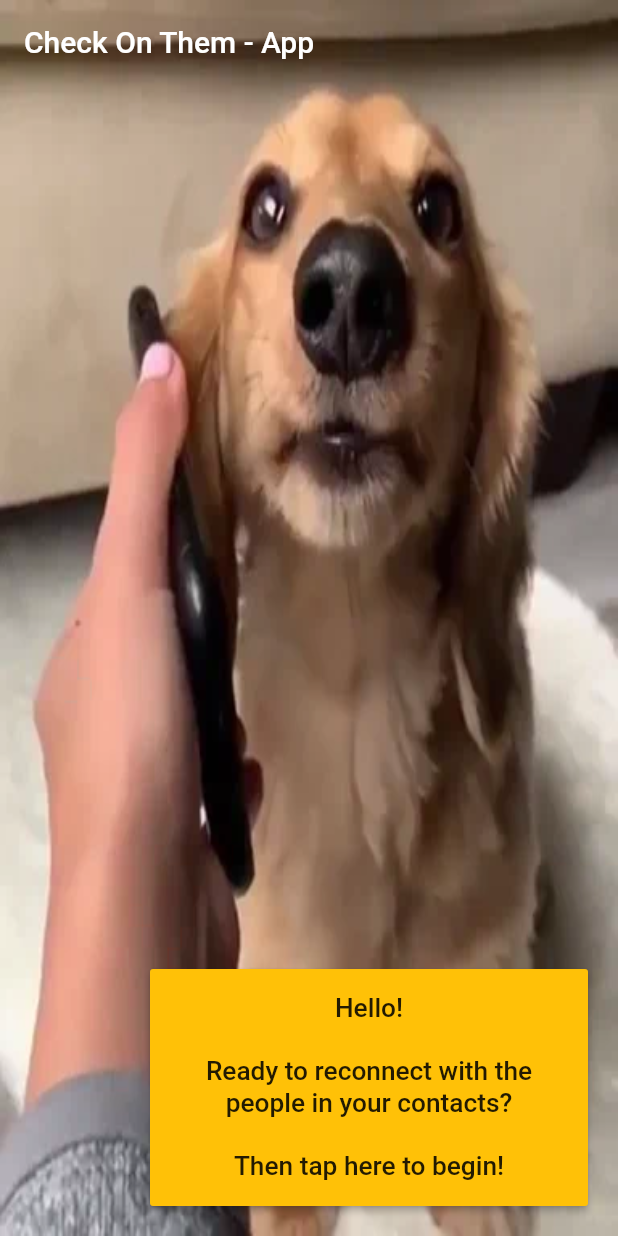
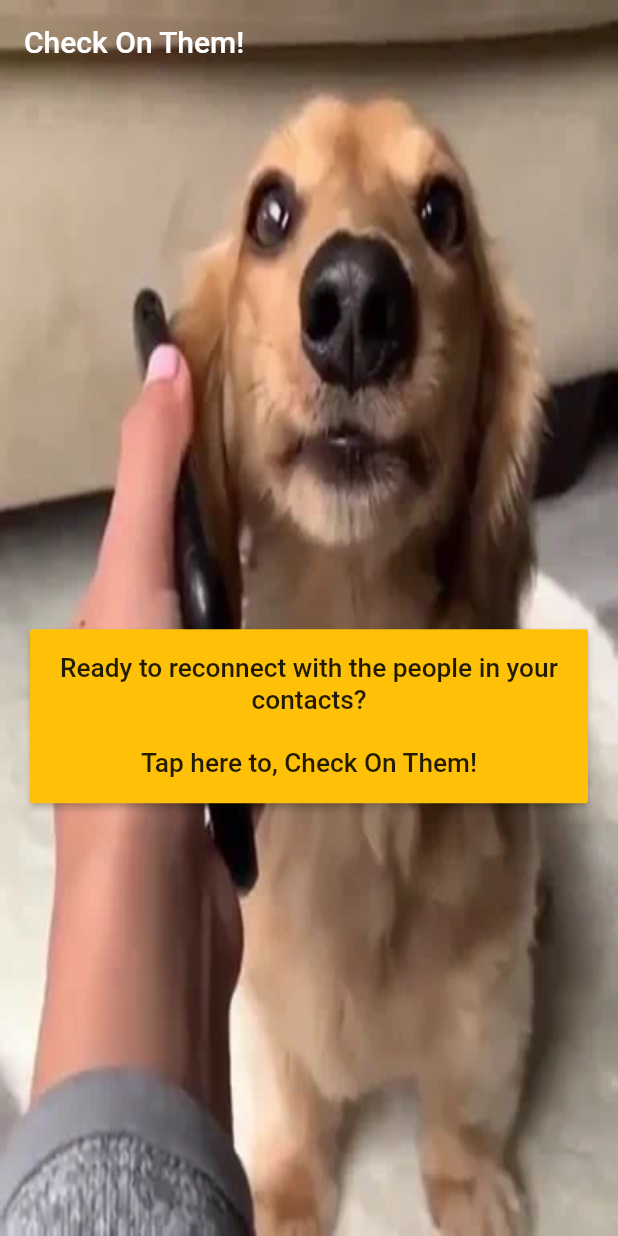
Before and after one commit to VNgwazini/Check-On-Them-App, a Flutter app: the screen it shows after launch, on a phone screen of 412 x 824 dp. Run offline on Flutter 3.47's test engine with Material 2 defaults, Android fonts, the light colour scheme and no system bars; our stand-ins replace contacts_service, permission_handler.

Commit message:
Modified app name and repositioned text.

```diff
--- a/lib/main.dart
+++ b/lib/main.dart
@@ -5,7 +5,7 @@ import 'package:flutter/cupertino.dart';
 import 'package:permission_handler/permission_handler.dart';
 import 'package:contacts_service/contacts_service.dart';
 import 'package:url_launcher/url_launcher.dart';
-
+//app icon = <a href='https://www.freepik.com/photos/technology'>Technology photo created by wayhomestudio - www.freepik.com</a>
 void main() => runApp(MyApp());
 
 class MyApp extends StatelessWidget {
@@ -13,7 +13,7 @@ class MyApp extends StatelessWidget {
   Widget build(BuildContext context) {
     return MaterialApp(
       //text in top bar of app
-      title: 'Check On Them - App',
+      title: 'Check On Them!',
       home: Container(
         decoration: new BoxDecoration(
             image: new DecorationImage(
@@ -22,14 +22,14 @@ class MyApp extends StatelessWidget {
                 fit: BoxFit.fill)),
         child: Scaffold(
           appBar: AppBar(
-            title: Text('Check On Them - App'),
+            title: Text('Check On Them!'),
             backgroundColor: Colors.transparent,
             elevation: 0,
           ),
           body: Container(
-            alignment: Alignment.bottomRight,
-            padding: EdgeInsets.fromLTRB(100.0, 100.0, 20, 20),
-            child: SeeContactsButton(),
+            alignment: Alignment.center,
+            padding: EdgeInsets.fromLTRB(20.0, 75.0, 20.0, 0.0),
+            child: HomeScreen(),
           ),
           backgroundColor: Colors.transparent,
         ),
@@ -38,7 +38,7 @@ class MyApp extends StatelessWidget {
   }
 }
 
-class SeeContactsButton extends StatelessWidget {
+class HomeScreen extends StatelessWidget {
   @override
   Widget build(BuildContext context) {
     return RaisedButton(
@@ -69,7 +69,7 @@ class SeeContactsButton extends StatelessWidget {
         }
       },
       child: Text(
-          'Hello!\n\nReady to reconnect with the people in your contacts?\n\nThen tap here to begin!',
+          'Ready to reconnect with the people in your contacts?\n\nTap here to, Check On Them!',
           textScaleFactor: 1.25,
           textAlign: TextAlign.center),
       padding: const EdgeInsets.all(16.0),
@@ -106,7 +106,10 @@ class _ContactsPageState extends State<ContactsPage> {
 
   @override
   void initState() {
-    getContacts();
+    getContacts().whenComplete((){
+      setState(() {
+      });
+    });
     super.initState();
   }
 
@@ -139,8 +142,8 @@ class _ContactsPageState extends State<ContactsPage> {
           ),
           body: _contacts != null
               ? Container(
-                  alignment: Alignment.bottomRight,
-                  padding: EdgeInsets.fromLTRB(100.0, 100.0, 0, 0),
+            alignment: Alignment.center,
+            padding: EdgeInsets.fromLTRB(20.0, 75.0, 20.0, 0.0),
                   child: Card(
                     color: Colors.amber,
                     clipBehavior: Clip.antiAlias,
--- a/pubspec.yaml
+++ b/pubspec.yaml
@@ -39,7 +39,7 @@ dev_dependencies:
   flutter_launcher_name: "^0.0.1"
 
 flutter_launcher_name:
-  name: "Check On Them"
+  name: "Check On Them!"
 
 
 
```
Also changed, not shown: 2 other files.
